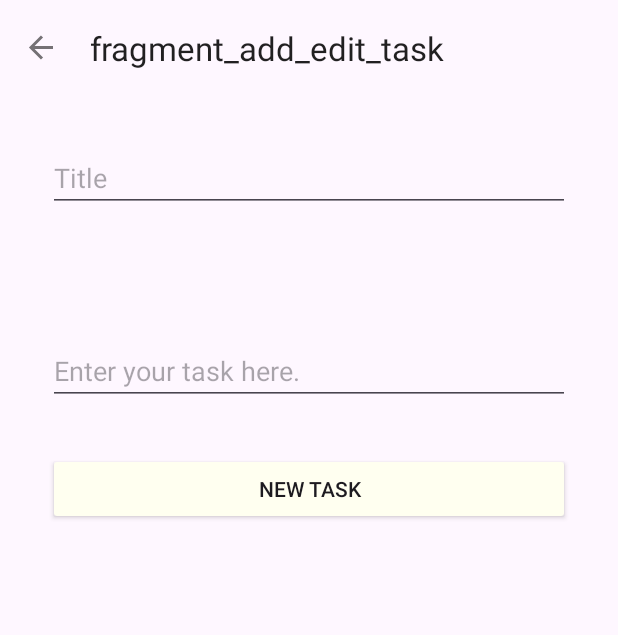
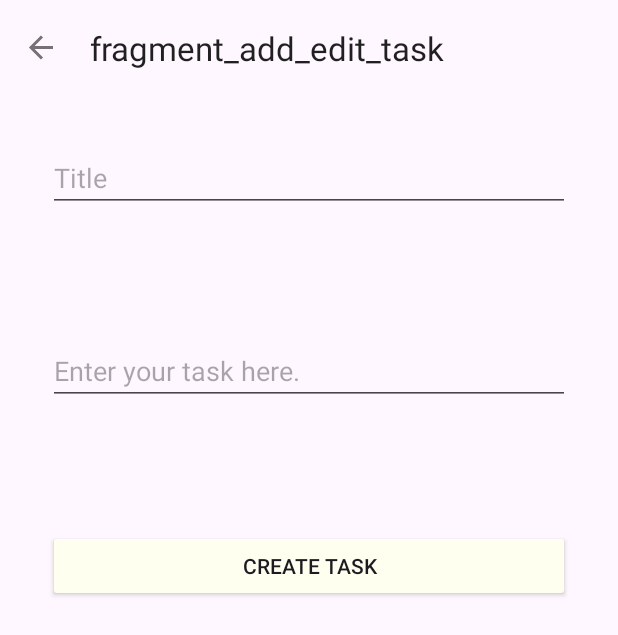
Before and after one commit to rafiul9040devapp/what_can_i_do, an Android app: the fragment TaskDetailsFragment placed in its activity, after a tap on "New Task", on a phone screen of 412 x 824 dp. Shown: the top 635 px of the screen. Run offline under Robolectric (Android 15) with nearby library versions, the phone set to English and light mode, and no system bars; our stand-ins replace data binding, navigation-ui; 3 statements that could not run were skipped.

```diff
--- a/app/src/main/java/com/rafiul/whatcanido/data/source/DefaultTaskRepository.kt
+++ b/app/src/main/java/com/rafiul/whatcanido/data/source/DefaultTaskRepository.kt
@@ -20,15 +20,15 @@ class DefaultTaskRepository private constructor(application: Application) {
         }
     }
 
-    fun getAllTask(): LiveData<List<Task>> {
-        return localDataSource.getAllTask()
+    suspend fun editTask(task: Task) {
+        withContext(ioDispatcher) {
+            localDataSource.editTask(task)
+        }
     }
 
-    suspend fun observeTaskById(taskId: Int): Task? {
-        return withContext(ioDispatcher) {
-            localDataSource.observeTask(taskId)
-        }
-    }
+    fun getAllTask(): LiveData<List<Task>> = localDataSource.getAllTask()
+    fun getTaskById(taskId: Int): LiveData<Task>? = localDataSource.getTaskById(taskId)
+
 
     companion object {
         private var repository: DefaultTaskRepository? = null
--- a/app/src/main/java/com/rafiul/whatcanido/data/source/TaskDataSource.kt
+++ b/app/src/main/java/com/rafiul/whatcanido/data/source/TaskDataSource.kt
@@ -4,6 +4,7 @@ import androidx.lifecycle.LiveData
 
 interface TaskDataSource {
     suspend fun saveTask(task: Task)
+    suspend fun editTask(task: Task)
     fun getAllTask(): LiveData<List<Task>>
-   suspend fun observeTask(taskId: Int): Task?
+    fun getTaskById(taskId: Int): LiveData<Task>?
 }
--- a/app/src/main/java/com/rafiul/whatcanido/data/source/local/LocalDataSource.kt
+++ b/app/src/main/java/com/rafiul/whatcanido/data/source/local/LocalDataSource.kt
@@ -17,11 +17,13 @@ class LocalDataSource(
         }
     }
 
-    override fun getAllTask(): LiveData<List<Task>> = taskDao.getAllTask()
-    override suspend fun observeTask(taskId: Int): Task? {
-        return withContext(ioDispatcher){
-            taskDao.getTaskByID(taskId)
+    override suspend fun editTask(task: Task) {
+        withContext(ioDispatcher) {
+            taskDao.updateTask(task)
         }
     }
 
+    override fun getAllTask(): LiveData<List<Task>> = taskDao.getAllTask()
+    override fun getTaskById(taskId: Int): LiveData<Task>? = taskDao.getTaskByID(taskId)
+
 }
--- a/app/src/main/java/com/rafiul/whatcanido/data/source/local/TaskDao.kt
+++ b/app/src/main/java/com/rafiul/whatcanido/data/source/local/TaskDao.kt
@@ -5,6 +5,7 @@ import androidx.room.Dao
 import androidx.room.Insert
 import androidx.room.OnConflictStrategy
 import androidx.room.Query
+import androidx.room.Update
 import com.rafiul.whatcanido.data.source.Task
 
 @Dao
@@ -12,9 +13,14 @@ interface TaskDao {
     @Insert(onConflict = OnConflictStrategy.REPLACE)
     suspend fun insertTask(task: Task)
 
+    @Update
+    suspend fun updateTask(task: Task)
+
     @Query("SELECT * FROM TASKS ORDER BY entry_id DESC")
     fun getAllTask(): LiveData<List<Task>>
 
     @Query("SELECT * FROM TASKS WHERE entry_id = :taskId")
-    suspend fun getTaskByID(taskId: Int): Task?
+    fun getTaskByID(taskId: Int): LiveData<Task>?
+
+
 }
--- a/app/src/main/java/com/rafiul/whatcanido/ui/add_edit_task/AddEditTaskFragment.kt
+++ b/app/src/main/java/com/rafiul/whatcanido/ui/add_edit_task/AddEditTaskFragment.kt
@@ -7,7 +7,10 @@ import android.view.ViewGroup
 import androidx.databinding.DataBindingUtil
 import androidx.fragment.app.Fragment
 import androidx.fragment.app.viewModels
+import androidx.navigation.fragment.findNavController
+import androidx.navigation.fragment.navArgs
 import com.google.android.material.snackbar.Snackbar
+import com.rafiul.whatcanido.EventObserver
 import com.rafiul.whatcanido.R
 import com.rafiul.whatcanido.databinding.FragmentAddEditTaskBinding
 import com.rafiul.whatcanido.utils.showNumberOfCharacters
@@ -17,6 +20,7 @@ import com.rafiul.whatcanido.utils.showSnackBar
 class AddEditTaskFragment : Fragment() {
 
     private lateinit var binding: FragmentAddEditTaskBinding
+    private val args by navArgs<AddEditTaskFragmentArgs>()
     private val viewModel by viewModels<AddEditTaskViewModel>()
     override fun onCreateView(
         inflater: LayoutInflater, container: ViewGroup?,
@@ -31,6 +35,9 @@ class AddEditTaskFragment : Fragment() {
             viewmodel = viewModel
         }
         binding.lifecycleOwner = this.viewLifecycleOwner
+
+        settingUpObserverForEditTask()
+
         return binding.root
     }
 
@@ -38,12 +45,39 @@ class AddEditTaskFragment : Fragment() {
         super.onViewCreated(view, savedInstanceState)
         bindSnackBar(view)
         bindWithUI()
+        setUpNavigation()
+    }
+
+    private fun settingUpObserverForEditTask() {
+        viewModel.getTaskById(args.taskId)?.let { taskObserver ->
+            taskObserver.observe(viewLifecycleOwner) { task ->
+                task?.let {
+                    viewModel.title.postValue(it.title)
+                    viewModel.description.postValue(it.description)
+                }
+            }
+        }
+    }
+
+    private fun setUpNavigation() {
+        viewModel.operation.observe(viewLifecycleOwner, EventObserver {
+            navigateToTaskScreen()
+        })
+    }
+
+    private fun navigateToTaskScreen() {
+        findNavController().navigate(R.id.action_addEditTaskFragment_to_taskFragment)
     }
 
     private fun bindWithUI() {
         binding.titleCharacterTv.showNumberOfCharacters(
             lifecycleOwner = viewLifecycleOwner,
             viewModel.title
+        )
+
+        binding.descriptionCharacterTv.showNumberOfCharacters(
+            lifecycleOwner = viewLifecycleOwner,
+            viewModel.description
         )
     }
 
--- a/app/src/main/java/com/rafiul/whatcanido/ui/add_edit_task/AddEditTaskViewModel.kt
+++ b/app/src/main/java/com/rafiul/whatcanido/ui/add_edit_task/AddEditTaskViewModel.kt
@@ -5,6 +5,7 @@ import androidx.lifecycle.AndroidViewModel
 import androidx.lifecycle.LiveData
 import androidx.lifecycle.MutableLiveData
 import androidx.lifecycle.viewModelScope
+import com.rafiul.whatcanido.Event
 import com.rafiul.whatcanido.R
 import com.rafiul.whatcanido.data.source.DefaultTaskRepository
 import com.rafiul.whatcanido.data.source.Task
@@ -23,16 +24,46 @@ class AddEditTaskViewModel(application: Application) : AndroidViewModel(applicat
     val snackBarMessage: LiveData<Int>
         get() = _snackBarMessage
 
+    private val _operation = MutableLiveData<Event<Unit>>()
+    val operation: LiveData<Event<Unit>> = _operation
+
+    private val noTaskId = 0
+    private var currentTaskId = noTaskId
+    val btnName = MutableLiveData<String>()
+
+    init {
+        btnName.postValue("Create Task")
+    }
+
+    fun getTaskById(taskId: Int): LiveData<Task>? {
+        currentTaskId = taskId
+        changeBtnName()
+        return repository.getTaskById(taskId)
+    }
+
+    private fun changeBtnName() {
+        if (currentTaskId != noTaskId) {
+            btnName.postValue("Update Task")
+        }
+
+    }
+
     fun saveTask() {
         val currentTitle = title.value
         val currentDescription = description.value
 
         if (isValidTask(currentTitle, currentDescription)) {
             val task = Task(
+                id = currentTaskId,
                 title = currentTitle.toTrimString(),
                 description = currentDescription.toTrimString()
             )
-            createTask(task)
+            if (currentTaskId == noTaskId) {
+                createTask(task)
+            } else {
+                updateTask(task)
+            }
+            _operation.postValue(Event(Unit))
         }
     }
 
@@ -51,4 +82,10 @@ class AddEditTaskViewModel(application: Application) : AndroidViewModel(applicat
             repository.saveTask(task)
         }
     }
+
+    private fun updateTask(task: Task) {
+        viewModelScope.launch {
+            repository.editTask(task)
+        }
+    }
 }
--- a/app/src/main/java/com/rafiul/whatcanido/ui/task/TaskFragment.kt
+++ b/app/src/main/java/com/rafiul/whatcanido/ui/task/TaskFragment.kt
@@ -32,26 +32,35 @@ class TaskFragment : Fragment() {
         ).apply {
             viewmodel = taskViewModel
         }
+        binding.lifecycleOwner = this.viewLifecycleOwner
         binding.fragment = this
         return binding.root
     }
 
     override fun onViewCreated(view: View, savedInstanceState: Bundle?) {
         super.onViewCreated(view, savedInstanceState)
-        binding.lifecycleOwner = this.viewLifecycleOwner
         setUpTaskAdapter()
-        setUpNavigationToDetailsPage()
+        setUpNavigation()
 
     }
 
-    private fun setUpNavigationToDetailsPage() {
+    private fun setUpNavigation() {
         taskViewModel.openTask.observe(viewLifecycleOwner, EventObserver {
             openTaskDetails(it)
+        })
+
+        taskViewModel.editTask.observe(viewLifecycleOwner, EventObserver {
+            editTask(it)
         })
     }
 
     private fun openTaskDetails(taskId: Int) {
         val action = TaskFragmentDirections.actionTaskFragmentToTaskDetailsFragment(taskId)
+        findNavController().navigate(action)
+    }
+
+    private fun editTask(taskId: Int) {
+        val action = TaskFragmentDirections.actionTaskFragmentToAddEditTaskFragment(taskId)
         findNavController().navigate(action)
     }
 
--- a/app/src/main/java/com/rafiul/whatcanido/ui/task/TaskViewModel.kt
+++ b/app/src/main/java/com/rafiul/whatcanido/ui/task/TaskViewModel.kt
@@ -16,13 +16,12 @@ class TaskViewModel(private val application: Application) : AndroidViewModel(app
     private val _items: LiveData<List<Task>> = repository.getAllTask()
     val items: LiveData<List<Task>> = _items
 
-//    private val _openTaskEvent = MutableLiveData<Event<String>>()
-//    val openTaskEvent: LiveData<Event<String>> = _openTaskEvent
-
     private val _openTask = MutableLiveData<Event<Int>>()
     val openTask: LiveData<Event<Int>> = _openTask
+    fun openTaskEvent(taskId: Int) = _openTask.postValue(Event(taskId))
 
-    fun openTaskEvent(taskId: Int) {
-        _openTask.value = Event(taskId)
-    }
+    private val _editTask = MutableLiveData<Event<Int>>()
+    val editTask: LiveData<Event<Int>> = _editTask
+    fun editTaskEvent(taskId: Int) = _editTask.postValue(Event(taskId))
+
 }
--- a/app/src/main/java/com/rafiul/whatcanido/ui/task_details/TaskDetailsViewModel.kt
+++ b/app/src/main/java/com/rafiul/whatcanido/ui/task_details/TaskDetailsViewModel.kt
@@ -7,16 +7,16 @@ import androidx.lifecycle.MutableLiveData
 import androidx.lifecycle.map
 
 import com.rafiul.whatcanido.data.source.DefaultTaskRepository
+import com.rafiul.whatcanido.data.source.Task
 
 class TaskDetailsViewModel(application: Application) : AndroidViewModel(application) {
 
     private val repository = DefaultTaskRepository.getInstance(application)
 
-    private val _taskId = MutableLiveData<String>()
-
-    val taskId: MutableLiveData<String> = _taskId
-    fun getId(taskId:Int){
-        _taskId.postValue(taskId.toString())
+     val title = MutableLiveData<String>()
+     val description = MutableLiveData<String>()
+    fun getTaskById(taskId: Int): LiveData<Task>? {
+        return repository.getTaskById(taskId)
     }
 
 }
--- a/app/src/main/res/layout/fragment_add_edit_task.xml
+++ b/app/src/main/res/layout/fragment_add_edit_task.xml
@@ -2,7 +2,6 @@
 <layout xmlns:android="http://schemas.android.com/apk/res/android"
     xmlns:tools="http://schemas.android.com/tools"
     tools:context=".ui.add_edit_task.AddEditTaskFragment">
-
 
     <data>
 
@@ -46,6 +45,13 @@
             android:inputType="text"
             android:text="@={viewmodel.description}" />
 
+        <TextView
+            android:id="@+id/description_character_tv"
+            android:layout_width="match_parent"
+            android:layout_height="wrap_content"
+            android:layout_margin="@dimen/activity_horizontal_margin"
+            android:visibility="invisible" />
+
         <androidx.appcompat.widget.AppCompatButton
             android:id="@+id/save_task_btn"
             android:layout_width="match_parent"
@@ -55,7 +61,7 @@
             android:clickable="true"
             android:focusable="true"
             android:onClick="@{()-> viewmodel.saveTask()}"
-            android:text="@string/add_task" />
+            android:text="@={viewmodel.btnName}" />
 
     </LinearLayout>
 </layout>
--- a/app/src/main/res/layout/fragment_task.xml
+++ b/app/src/main/res/layout/fragment_task.xml
@@ -33,6 +33,7 @@
         <com.google.android.material.floatingactionbutton.FloatingActionButton
             android:onClick="@{()-> fragment.navigateToAddTaskScreen()}"
             android:contentDescription="@string/add_task"
+            android:src="@drawable/ic_add"
             android:focusable="true"
             android:clickable="true"
             android:layout_margin="@dimen/activity_horizontal_margin"
--- a/app/src/main/res/layout/fragment_task_details.xml
+++ b/app/src/main/res/layout/fragment_task_details.xml
@@ -7,8 +7,6 @@
         <variable
             name="viewmodel"
             type="com.rafiul.whatcanido.ui.task_details.TaskDetailsViewModel" />
-
-
     </data>
 
     <androidx.constraintlayout.widget.ConstraintLayout
@@ -17,13 +15,29 @@
         tools:context=".ui.task_details.TaskDetailsFragment">
 
         <TextView
-            android:layout_width="match_parent"
+            android:id="@+id/taskTitle"
+            android:layout_width="0dp"
             android:layout_height="wrap_content"
-            android:text="@={viewmodel.taskId}"
-            app:layout_constraintBottom_toBottomOf="parent"
+            android:text="@={viewmodel.title}"
+            android:textSize="24sp"
+            android:textStyle="bold"
+            android:padding="16dp"
+            app:layout_constraintTop_toTopOf="parent"
+            app:layout_constraintStart_toStartOf="parent"
             app:layout_constraintEnd_toEndOf="parent"
+            app:layout_constraintBottom_toTopOf="@id/taskDescription" />
+
+        <TextView
+            android:id="@+id/taskDescription"
+            android:layout_width="0dp"
+            android:layout_height="wrap_content"
+            android:text="@={viewmodel.description}"
+            android:textSize="16sp"
+            android:padding="16dp"
+            app:layout_constraintTop_toBottomOf="@id/taskTitle"
             app:layout_constraintStart_toStartOf="parent"
-            app:layout_constraintTop_toTopOf="parent" />
+            app:layout_constraintEnd_toEndOf="parent"
+            app:layout_constraintBottom_toBottomOf="parent" />
 
     </androidx.constraintlayout.widget.ConstraintLayout>
 </layout>
--- a/app/src/main/res/navigation/nav_graph.xml
+++ b/app/src/main/res/navigation/nav_graph.xml
@@ -42,5 +42,9 @@
         <action
             android:id="@+id/action_addEditTaskFragment_to_taskFragment"
             app:destination="@id/taskFragment" />
+        <argument
+            android:name="taskId"
+            app:argType="integer"
+            android:defaultValue="0" />
     </fragment>
 </navigation>
```
Also changed, not shown: app/src/main/java/com/rafiul/whatcanido/ui/task_details/TaskDetailsFragment.kt (+12 -3 lines), app/src/main/res/layout/item_task.xml (+26 -14 lines).
